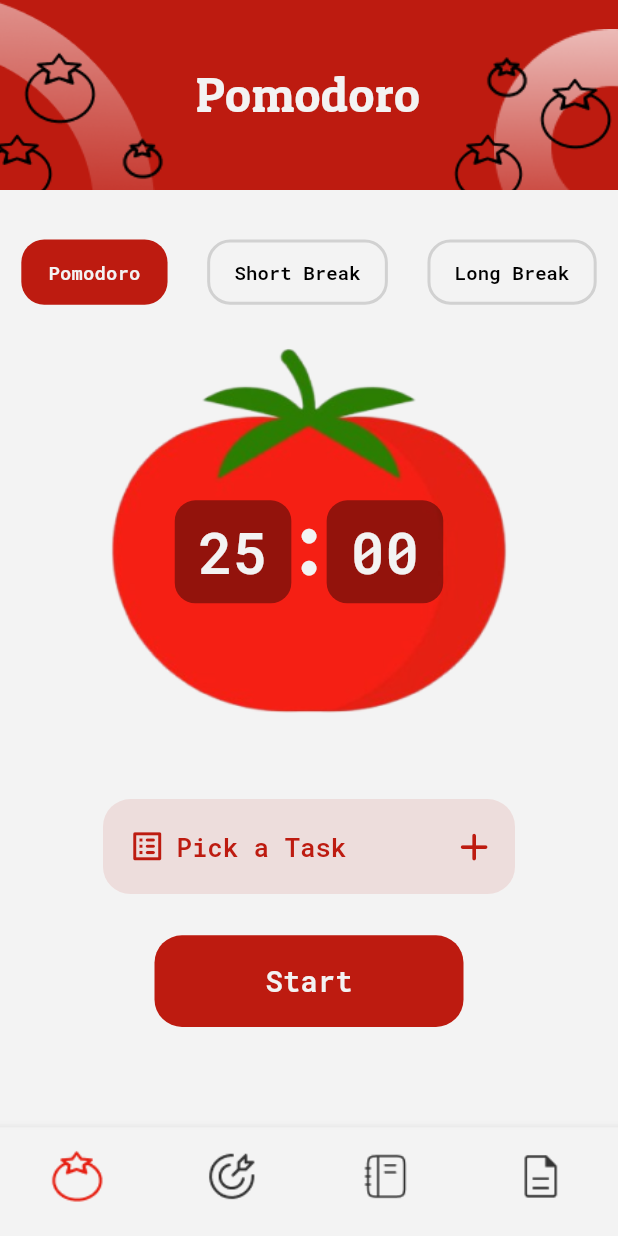
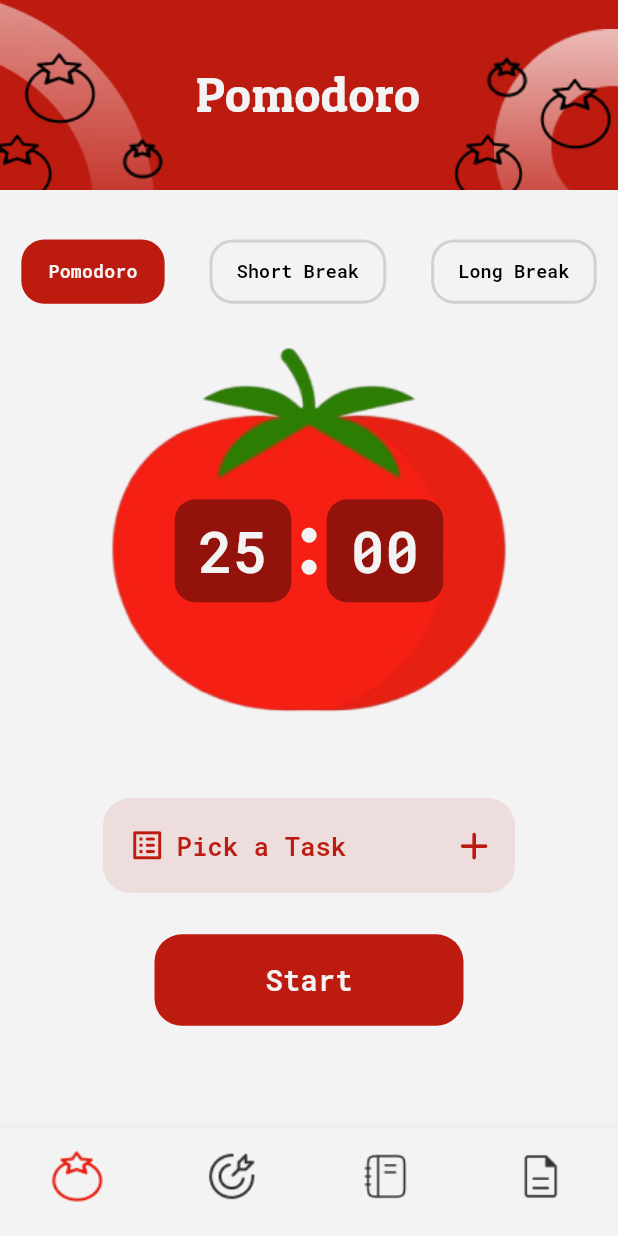
Before and after one commit to Abdusalom-mobile-developer/pomodoro, a Flutter app: the screen it shows after launch, on a phone screen of 412 x 824 dp. Run offline on Flutter 3.47's test engine with Material 3 defaults, Android fonts, the phone set to English and light mode, and no system bars; our stand-ins replace awesome_notifications, go_router, hive, hive_flutter; missing offline and left inert: back_button_interceptor; accounts and stored records are empty.

Commit message:
Made some changes to the UI.

```diff
--- a/lib/customs/custom_timer_buttons.dart
+++ b/lib/customs/custom_timer_buttons.dart
@@ -19,7 +19,7 @@ class CustomTimerButtons extends StatelessWidget {
   Widget build(BuildContext context) {
     return Container(
       alignment: Alignment.center,
-      height: CustomSize.height(context, 19),
+      height: CustomSize.height(context, 19.3),
       padding: EdgeInsets.symmetric(horizontal: CustomSize.width(context, 100)),
       decoration: BoxDecoration(
           border: Border.all(
@@ -35,7 +35,7 @@ class CustomTimerButtons extends StatelessWidget {
         child: CustomText(
             content,
             isPressed ? UtilsColors.bg : UtilsColors.black,
-            CustomSize.width(context, 6.3),
+            CustomSize.width(context, 6.1),
             FontWeight.w600,
             TextAlign.center,
             "RobotoMono"),
```
